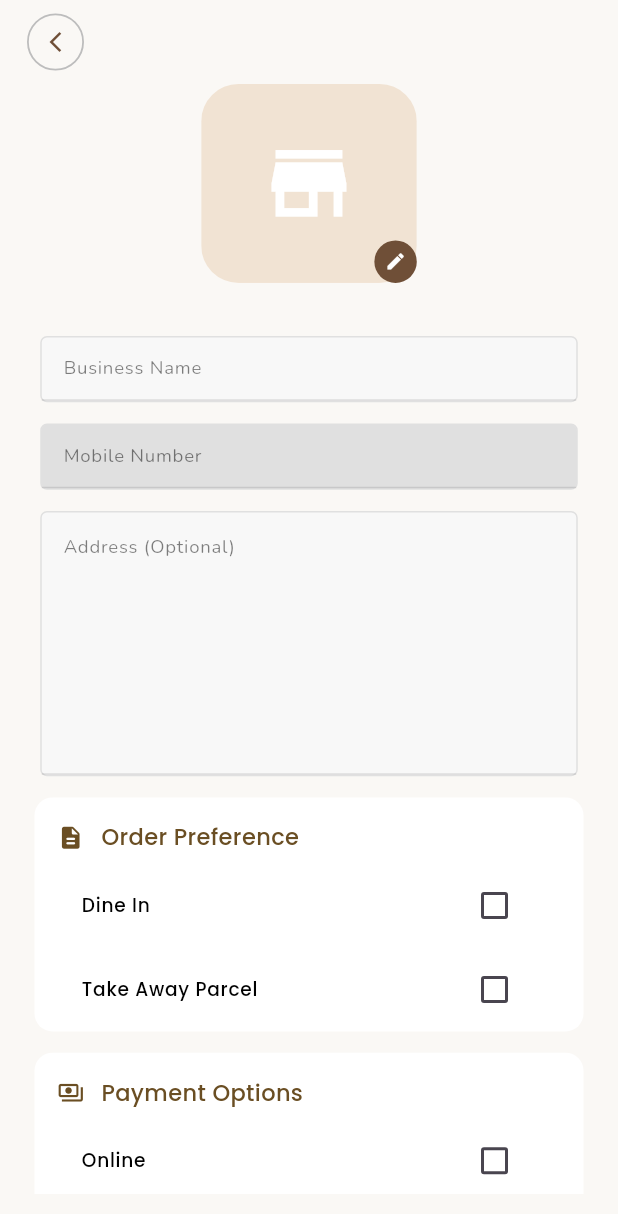
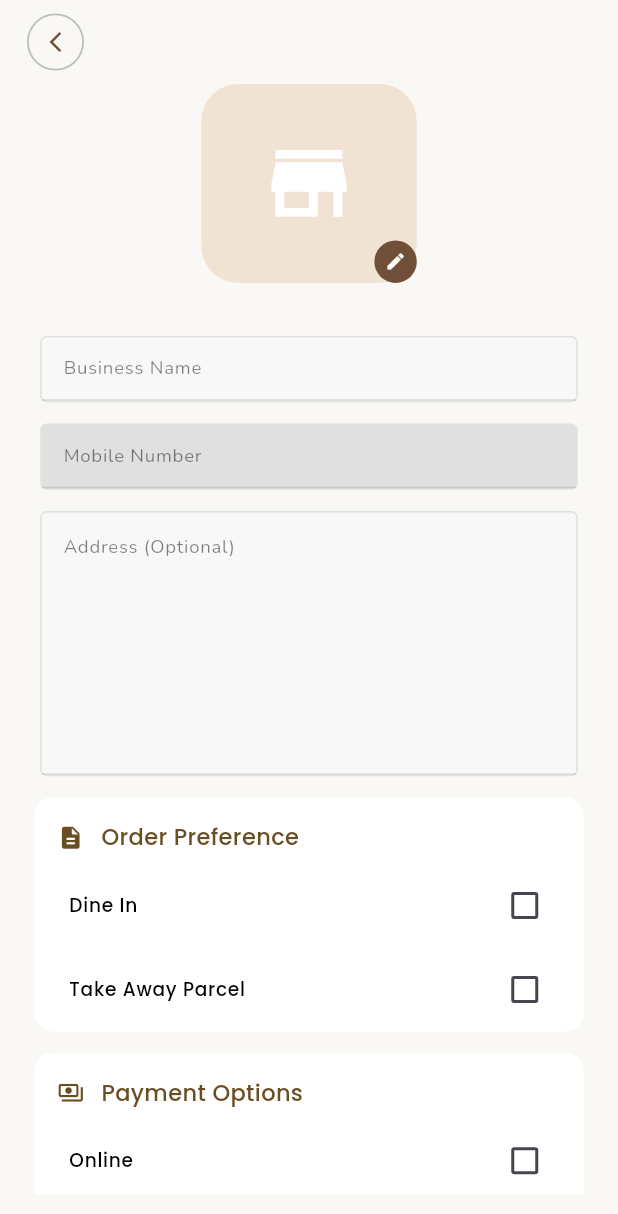
Before and after one commit to info-hagekors/eazy_order, a Flutter app: the StoreProfileScreen screen opened directly, on a phone screen of 412 x 824 dp. Shown: the top 1214 px of the screen. Run offline on Flutter 3.47's test engine with Material 3 defaults, Android fonts, the phone set to English and light mode, and no system bars; our stand-ins replace cached_network_image, carousel_slider, cloud_firestore, cloud_functions, data_table_2, either_dart and 21 more; missing offline and left inert: dart:js_interop, dart:js_util, encrypt, razorpay_flutter; accounts and stored records are empty; generated files the repository leaves out were written again; project files that could hold a hidden picture were left out.

Commit message:
remove extra space at checkbox

```diff
--- a/eazy_order_go/lib/feature/home/presentations/screens/store_profile_screen.dart
+++ b/eazy_order_go/lib/feature/home/presentations/screens/store_profile_screen.dart
@@ -205,6 +205,7 @@ class _StoreProfileScreenState extends ConsumerState<StoreProfileScreen> {
               final item = AppConsts.orderPreference[index];
               return CheckboxListTile(
                 controlAffinity: ListTileControlAffinity.trailing,
+                contentPadding: EdgeInsets.only(left: 8.w, right: 4.w),
                 onChanged: (val) {
                   //ref.read(businessSetupControllerProvider.notifier).onOrderPreferenceChanged(item);
                 },
@@ -262,6 +263,8 @@ class _StoreProfileScreenState extends ConsumerState<StoreProfileScreen> {
             itemBuilder: (context, index) {
               final item = AppConsts.paymentOptions[index];
               return CheckboxListTile(
+                controlAffinity: ListTileControlAffinity.trailing,
+                contentPadding: EdgeInsets.only(left: 8.w, right: 4.w),
                 onChanged: (val) {
 
                 },
```
